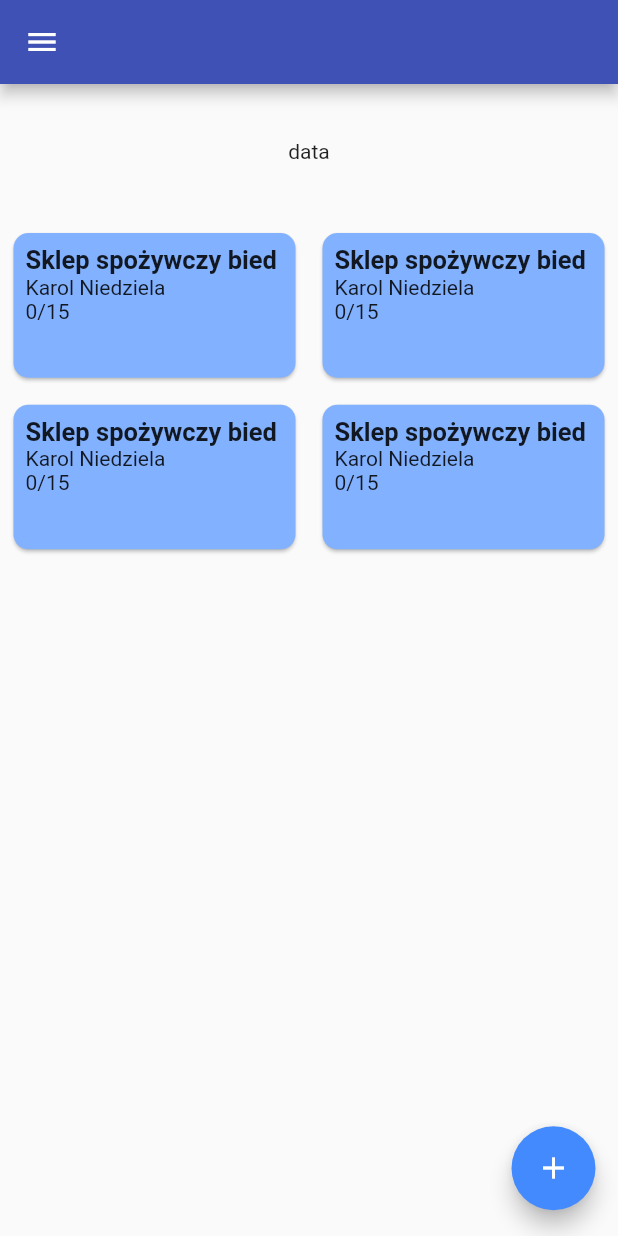
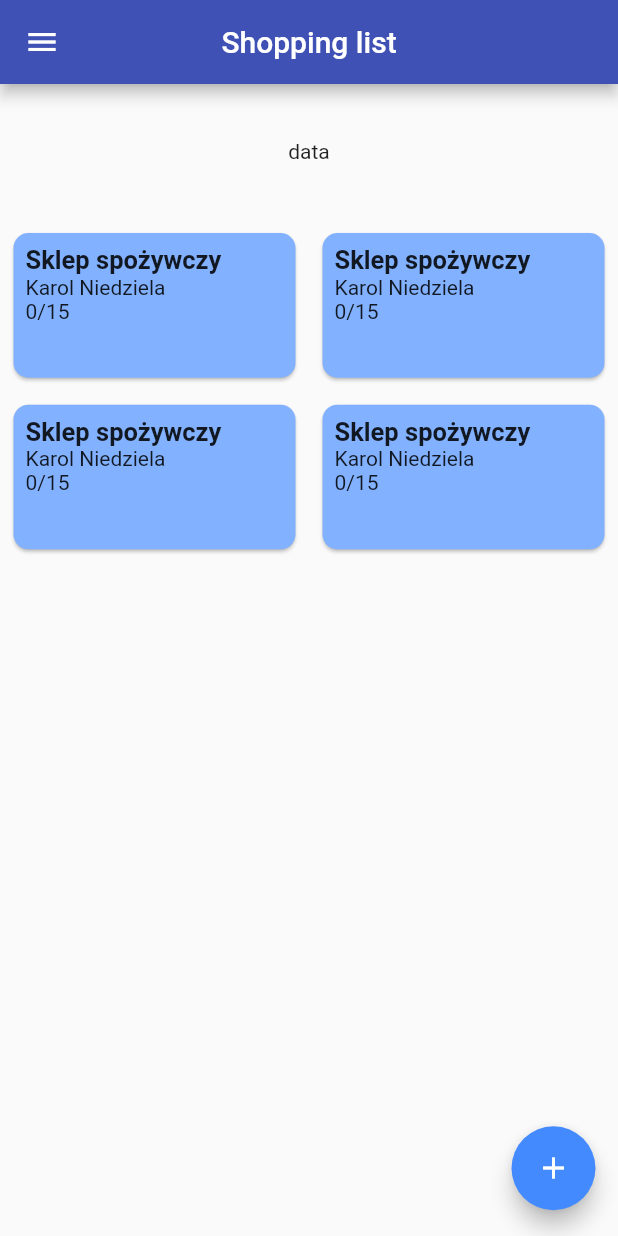
Before and after one commit to karolNiedziela/HouseManagement, a Flutter app: the screen it shows once a user with an empty profile is signed in, on a phone screen of 412 x 824 dp. Run offline on Flutter 3.47's test engine with Material 2 defaults, Android fonts, the phone set to English and light mode, and no system bars; our stand-ins replace cloud_firestore, firebase_auth, firebase_core, flutter_spinkit, fluttertoast; accounts and stored records are empty.

Commit message:
Current version

```diff
--- a/lib/main.dart
+++ b/lib/main.dart
@@ -2,9 +2,11 @@ import 'package:flutter/material.dart';
 import 'package:housemanagement/models/app_user.dart';
 import 'package:housemanagement/screens/household/household_screen.dart';
 import 'package:housemanagement/screens/invitations/invitation_screen.dart';
+import 'package:housemanagement/screens/shoppingList/shopping_list_screen.dart';
 import 'package:housemanagement/services/auth_service.dart';
 import 'package:housemanagement/shared/auth_wrapper.dart';
 import 'package:firebase_core/firebase_core.dart';
+import 'package:housemanagement/widgets/main_scaffold.dart';
 import 'package:provider/provider.dart';
 
 void main() async {
@@ -25,7 +27,8 @@ class MyApp extends StatelessWidget {
         child: MaterialApp(
             routes: {
               '/household': (context) => HouseHouldScreen(),
-              '/invitations': (context) => InvitationScreen()
+              '/invitations': (context) => MainScaffoldWidget(body: InvitationScreen(), appBarTitle: 'Invitations',),
+              '/shoppinglist': (context) => MainScaffoldWidget(body: ShoppingListScreen(), appBarTitle: 'Shopping list',)
             },
             title: 'House management',
             theme: ThemeData(
--- a/lib/models/invitation.dart
+++ b/lib/models/invitation.dart
@@ -1,5 +1,3 @@
-import 'package:cloud_firestore/cloud_firestore.dart';
-
 class Invitation {
   String receiverUId;
   String senderUId;
--- a/lib/screens/home/home_screen.dart
+++ /dev/null
@@ -1,20 +0,0 @@
-import 'package:flutter/material.dart';
-import 'package:housemanagement/widgets/drawer_widget.dart';
-import 'package:housemanagement/screens/home/shopping_list_screen.dart';
-import 'package:housemanagement/services/auth_service.dart';
-
-class HomeScreen extends StatelessWidget {
-  final AuthService _authService = AuthService();
-
-  HomeScreen({Key? key}) : super(key: key);
-
-  @override
-  Widget build(BuildContext context) {
-    return Scaffold(
-        appBar: AppBar(
-          backgroundColor: Colors.indigo,
-        ),
-        drawer: DrawerWidget(),
-        body: ShoppingListScreen());
-  }
-}
--- a/lib/screens/household/household_screen.dart
+++ b/lib/screens/household/household_screen.dart
@@ -1,6 +1,8 @@
 import 'package:flutter/material.dart';
 import 'package:housemanagement/services/user_service.dart';
 import 'package:fluttertoast/fluttertoast.dart';
+import 'package:housemanagement/widgets/drawer_widget.dart';
+import 'package:housemanagement/widgets/main_scaffold.dart';
 
 class HouseHouldScreen extends StatefulWidget {
   const HouseHouldScreen({Key? key}) : super(key: key);
@@ -33,12 +35,13 @@ class _HouseHouldScreenState extends State<HouseHouldScreen> {
               title: const Text('Household'),
               centerTitle: true,
             ),
+            drawer: DrawerWidget(),
             body: ListView(
               children: <Widget>[
                 Card(
                   child: ListTile(
                     leading: CircleAvatar(
-                      child: const Text('KN'),
+                      child: Text(''),
                     ),
                     title: Text(fullName),
                     trailing: const Icon(Icons.more_vert),
--- a/lib/screens/home/shopping_list_screen.dart
+++ b/lib/screens/shoppingList/shopping_list_screen.dart
@@ -37,7 +37,7 @@ class _ShoppingListScreenState extends State<ShoppingListScreen> {
                           child: Column(
                             crossAxisAlignment: CrossAxisAlignment.start,
                             children: <Widget>[
-                              Text('Sklep spożywczy bied',
+                              Text('Sklep spożywczy',
                                   style: TextStyle(
                                       fontWeight: FontWeight.bold,
                                       fontSize: 17.0)),
--- a/lib/shared/auth_wrapper.dart
+++ b/lib/shared/auth_wrapper.dart
@@ -1,7 +1,8 @@
 import 'package:flutter/material.dart';
 import 'package:housemanagement/models/app_user.dart';
 import 'package:housemanagement/screens/auth/authenticate_screen.dart';
-import 'package:housemanagement/screens/home/home_screen.dart';
+import 'package:housemanagement/screens/shoppingList/shopping_list_screen.dart';
+import 'package:housemanagement/widgets/main_scaffold.dart';
 import 'package:provider/provider.dart';
 
 class AuthWrapper extends StatelessWidget {
@@ -11,12 +12,10 @@ class AuthWrapper extends StatelessWidget {
   Widget build(BuildContext context) {
     final appUser = Provider.of<AppUser?>(context);
 
-    print(appUser);
-
     if (appUser == null) {
       return AuthenticateScreen();
     }
 
-    return HomeScreen();
+    return MainScaffoldWidget(body: ShoppingListScreen(), appBarTitle: 'Shopping list',);
   }
 }
--- /dev/null
+++ b/lib/widgets/main_scaffold.dart
@@ -0,0 +1,22 @@
+import 'package:flutter/material.dart';
+import 'package:housemanagement/widgets/drawer_widget.dart';
+
+class MainScaffoldWidget extends StatelessWidget {
+  final Widget body;
+  final String appBarTitle;
+
+  const MainScaffoldWidget({ Key? key, required this.body, required this.appBarTitle }) : super(key: key);
+
+  @override
+  Widget build(BuildContext context) {
+    return Scaffold(
+      appBar: AppBar(
+              backgroundColor: Colors.indigo,
+              title: Text(appBarTitle),
+              centerTitle: true,
+            ),
+      drawer: DrawerWidget(),
+      body: body,
+    );
+  }
+}
```
Also changed, not shown: lib/screens/invitations/invitation_screen.dart (+2 -7 lines), lib/widgets/drawer_widget.dart (+8 -2 lines), 1 other file.
